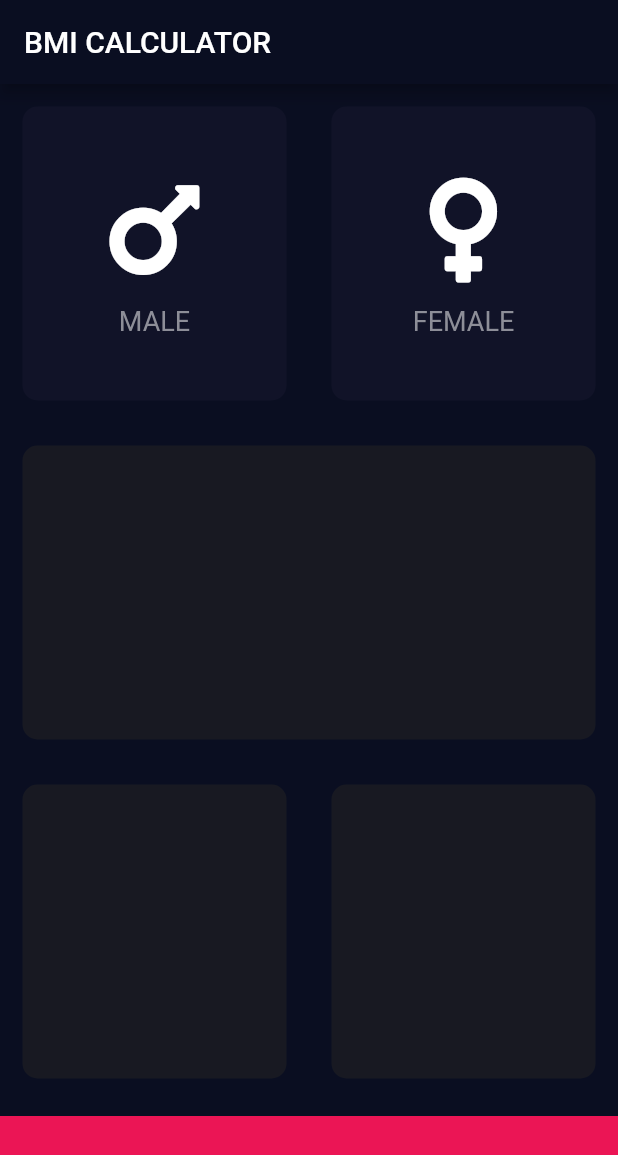
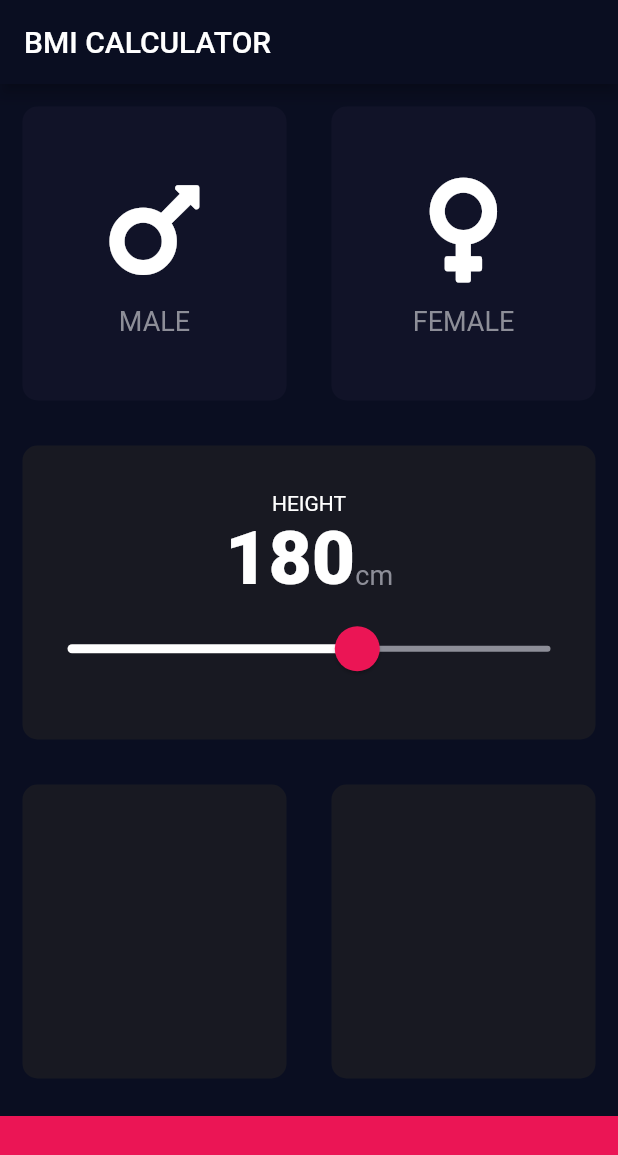
Before and after one commit to larissavarjao/bmi-calculator, a Flutter app: the screen it shows after launch, on a phone screen of 412 x 824 dp. Shown: the top 1155 px of the screen. Run offline on Flutter 3.47's test engine with Material 2 defaults, Android fonts, the phone set to English and light mode, and no system bars; our stand-ins replace font_awesome_flutter.

Commit message:
feat: add slider with data

```diff
--- /dev/null
+++ b/lib/constants.dart
@@ -0,0 +1,21 @@
+import 'package:flutter/material.dart';
+
+// const são usadas para variaveis imutaveis que são calculadas uma vez só na compilação (não é calculada em runtime).
+// Ou seja, se vc criar um container e o container for jogado fora e criado um novo, o const não serve, tem que ser final, pois ele é calculado em runtime
+// toda vez que é executado
+const double kBottomContainerHeigth = 80.0;
+const Color kBodyBackgroundColor = Color(0xFF1D133);
+const Color kBottomContainerBackgroundColor = Color(0xFFEB1555);
+const Color kInactiveCardColor = Color(0xFF111328);
+const Color kLightPinkColor = Color(0xFF8D8E98);
+const Color kOverlaySliderColor = Color(0x29EB1555);
+
+const TextStyle kLabelStyle = TextStyle(
+  fontSize: 18.0,
+  color: kLightPinkColor,
+);
+
+const TextStyle kNumberStyle = TextStyle(
+  fontSize: 50.0,
+  fontWeight: FontWeight.w900,
+);
--- a/lib/gender_info.dart
+++ b/lib/gender_info.dart
@@ -1,9 +1,6 @@
 import 'package:flutter/material.dart';
 
-const TextStyle labelStyle = TextStyle(
-  fontSize: 18.0,
-  color: Color(0xFF8D8E98),
-);
+import 'constants.dart';
 
 class GenderInfo extends StatelessWidget {
   final String gender;
@@ -25,7 +22,7 @@ class GenderInfo extends StatelessWidget {
         ),
         Text(
           gender,
-          style: labelStyle,
+          style: kLabelStyle,
         ),
       ],
     );
--- a/lib/input_page.dart
+++ b/lib/input_page.dart
@@ -2,15 +2,9 @@ import 'package:flutter/material.dart';
 import 'package:font_awesome_flutter/font_awesome_flutter.dart';
 
 import 'card_widget.dart';
+import 'constants.dart';
 import 'gender_info.dart';
 
-// const são usadas para variaveis imutaveis que são calculadas uma vez só na compilação (não é calculada em runtime).
-// Ou seja, se vc criar um container e o container for jogado fora e criado um novo, o const não serve, tem que ser final, pois ele é calculado em runtime
-// toda vez que é executado
-const double bottomContainerHeigth = 80.0;
-const Color bodyBackgroundColor = Color(0xFF1D133);
-const Color bottomContainerBackgroundColor = Color(0xFFEB1555);
-const Color inactiveCardColor = Color(0xFF111328);
 enum Gender { female, male }
 
 class InputPage extends StatefulWidget {
@@ -20,6 +14,7 @@ class InputPage extends StatefulWidget {
 
 class _InputPageState extends State<InputPage> {
   Gender selectedGender;
+  int heigth = 180;
 
   @override
   Widget build(BuildContext context) {
@@ -28,6 +23,7 @@ class _InputPageState extends State<InputPage> {
         title: Text('BMI CALCULATOR'),
       ),
       body: Column(
+        crossAxisAlignment: CrossAxisAlignment.stretch,
         children: <Widget>[
           Expanded(
             child: Row(
@@ -35,8 +31,8 @@ class _InputPageState extends State<InputPage> {
                 Expanded(
                   child: CardWidget(
                     color: selectedGender == Gender.male
-                        ? bodyBackgroundColor
-                        : inactiveCardColor,
+                        ? kBodyBackgroundColor
+                        : kInactiveCardColor,
                     cardChild: GenderInfo(
                       icon: FontAwesomeIcons.mars,
                       gender: 'MALE',
@@ -51,8 +47,8 @@ class _InputPageState extends State<InputPage> {
                 Expanded(
                   child: CardWidget(
                     color: selectedGender == Gender.female
-                        ? bodyBackgroundColor
-                        : inactiveCardColor,
+                        ? kBodyBackgroundColor
+                        : kInactiveCardColor,
                     cardChild: GenderInfo(
                       icon: FontAwesomeIcons.venus,
                       gender: 'FEMALE',
@@ -68,25 +64,72 @@ class _InputPageState extends State<InputPage> {
             ),
           ),
           Expanded(
-            child: CardWidget(color: bodyBackgroundColor),
+            child: CardWidget(
+              color: kBodyBackgroundColor,
+              cardChild: Column(
+                mainAxisAlignment: MainAxisAlignment.center,
+                children: <Widget>[
+                  Text('HEIGHT'),
+                  Row(
+                    crossAxisAlignment: CrossAxisAlignment.baseline,
+                    mainAxisAlignment: MainAxisAlignment.center,
+                    textBaseline: TextBaseline.alphabetic,
+                    children: <Widget>[
+                      Text(
+                        heigth.toString(),
+                        style: kNumberStyle,
+                      ),
+                      Text(
+                        'cm',
+                        style: kLabelStyle,
+                      )
+                    ],
+                  ),
+                  SliderTheme(
+                    data: SliderTheme.of(context).copyWith(
+                      activeTrackColor: Colors.white,
+                      thumbColor: kBottomContainerBackgroundColor,
+                      overlayColor: kOverlaySliderColor,
+                      thumbShape: RoundSliderThumbShape(
+                        enabledThumbRadius: 15.0,
+                      ),
+                      overlayShape: RoundSliderOverlayShape(
+                        overlayRadius: 30.0,
+                      ),
+                      inactiveTrackColor: kLightPinkColor,
+                    ),
+                    child: Slider(
+                      value: heigth.toDouble(),
+                      min: 120.0,
+                      max: 220.0,
+                      onChanged: (value) {
+                        setState(() {
+                          heigth = value.toInt();
+                        });
+                      },
+                    ),
+                  )
+                ],
+              ),
+            ),
           ),
           Expanded(
             child: Row(
               children: <Widget>[
                 Expanded(
-                  child: CardWidget(color: bodyBackgroundColor),
+                  child: CardWidget(color: kBodyBackgroundColor),
                 ),
                 Expanded(
-                  child: CardWidget(color: bodyBackgroundColor),
+                  child: CardWidget(color: kBodyBackgroundColor),
                 )
               ],
             ),
           ),
           Container(
-            color: bottomContainerBackgroundColor,
+            color: kBottomContainerBackgroundColor,
             margin: EdgeInsets.only(top: 10.0),
             width: double.infinity,
-            height: 80.0,
+            height: kBottomContainerHeigth,
           ),
         ],
       ),
```
